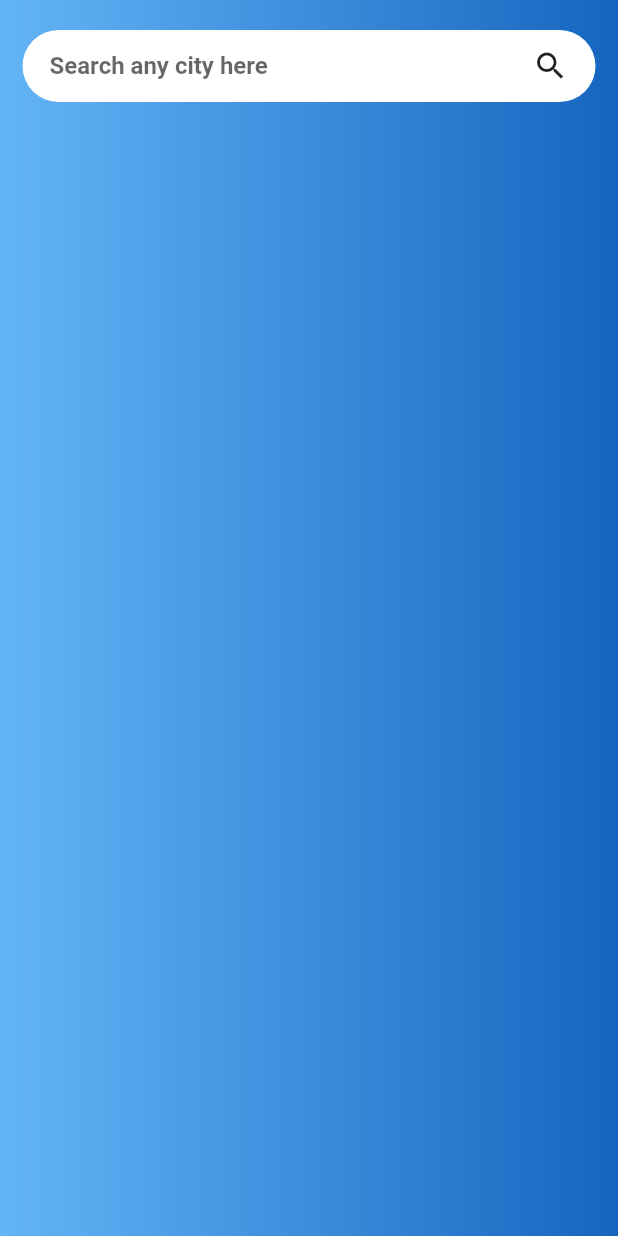
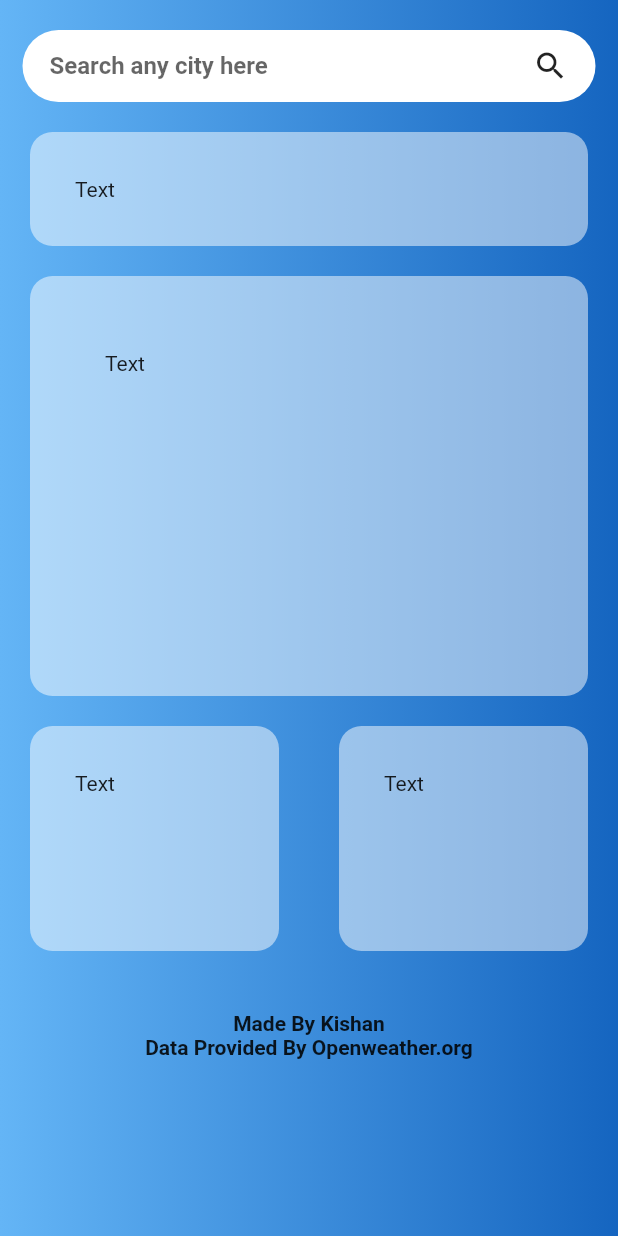
Before and after one commit to kishan077-darji/weatherapp, a Flutter app: the screen it shows after launch, on a phone screen of 412 x 824 dp. Run offline on Flutter 3.47's test engine with Material 2 defaults, Android fonts, the phone set to English and light mode, and no system bars; our stand-ins replace flutter_spinkit, geocoding; network calls fail.

Commit message:
containers

```diff
--- a/lib/screens/home_screen.dart
+++ b/lib/screens/home_screen.dart
@@ -13,33 +13,39 @@ class _HomeScreenState extends State<HomeScreen> {
   @override
   void initState() {
     super.initState();
-    print("This is init state");
   }
 
   @override
   void setState(VoidCallback fn) {
     super.setState(fn);
-    print("set state called");
   }
 
   @override
   void dispose() {
     super.dispose();
-    print("Widget distroyed");
   }
 
   @override
   Widget build(BuildContext context) {
     Map? info = ModalRoute.of(context)!.settings.arguments as Map?;
     return Scaffold(
+      appBar: PreferredSize(
+        preferredSize: const Size.fromHeight(0),
+        child: AppBar(
+          backgroundColor: Colors.blue[400],
+        ),
+      ),
       body: SafeArea(
         child: Container(
+          height: 900,
           decoration: BoxDecoration(
               // color: Colors.black54,
               gradient: LinearGradient(colors: [
             Colors.blue[300]!,
             Colors.blue[800]!,
           ])),
+          child: SingleChildScrollView(
+            padding: const EdgeInsets.all(0),
             child: Column(
               children: [
                 Container(
@@ -62,7 +68,8 @@ class _HomeScreenState extends State<HomeScreen> {
                           decoration: InputDecoration(
                               border: InputBorder.none,
                               hintText: "Search any city here",
-                            hintStyle: TextStyle(fontWeight: FontWeight.w700)),
+                              hintStyle:
+                                  TextStyle(fontWeight: FontWeight.w700)),
                         ),
                       ),
                       GestureDetector(
@@ -77,7 +84,86 @@ class _HomeScreenState extends State<HomeScreen> {
                     ],
                   ),
                 ),
+                Row(
+                  children: [
+                    Expanded(
+                      child: Container(
+                        margin: const EdgeInsets.symmetric(horizontal: 20),
+                        padding: const EdgeInsets.all(30),
+                        decoration: BoxDecoration(
+                          borderRadius: BorderRadius.circular(15),
+                          color: Colors.white.withOpacity(0.5),
+                        ),
+                        child: const Text("Text"),
+                      ),
+                    ),
                   ],
+                ),
+                Row(
+                  children: [
+                    Expanded(
+                      child: Container(
+                        height: 280,
+                        margin: const EdgeInsets.symmetric(
+                            horizontal: 20, vertical: 20),
+                        padding: const EdgeInsets.all(50),
+                        decoration: BoxDecoration(
+                          borderRadius: BorderRadius.circular(15),
+                          color: Colors.white.withOpacity(0.5),
+                        ),
+                        child: const Text("Text"),
+                      ),
+                    ),
+                  ],
+                ),
+                Row(
+                  mainAxisAlignment: MainAxisAlignment.spaceEvenly,
+                  children: [
+                    Expanded(
+                      child: Container(
+                        height: 150,
+                        margin: const EdgeInsets.symmetric(horizontal: 20),
+                        padding: const EdgeInsets.all(30),
+                        decoration: BoxDecoration(
+                          borderRadius: BorderRadius.circular(15),
+                          color: Colors.white.withOpacity(0.5),
+                        ),
+                        child: const Text("Text"),
+                      ),
+                    ),
+                    Expanded(
+                      child: Container(
+                        height: 150,
+                        margin: const EdgeInsets.symmetric(horizontal: 20),
+                        padding: const EdgeInsets.all(30),
+                        decoration: BoxDecoration(
+                          borderRadius: BorderRadius.circular(15),
+                          color: Colors.white.withOpacity(0.5),
+                        ),
+                        child: const Text("Text"),
+                      ),
+                    ),
+                  ],
+                ),
+                Container(
+                  padding: const EdgeInsets.all(40),
+                  child: Column(children: const [
+                    Text(
+                      "Made By Kishan",
+                      style: TextStyle(
+                        fontWeight: FontWeight.w600,
+                      ),
+                    ),
+                    Text(
+                      "Data Provided By Openweather.org",
+                      style: TextStyle(
+                        fontWeight: FontWeight.w600,
+                      ),
+                    )
+                  ]),
+                ),
+              ],
+            ),
           ),
         ),
       ),
```
Lines whose indentation alone changed are shown as unchanged.
